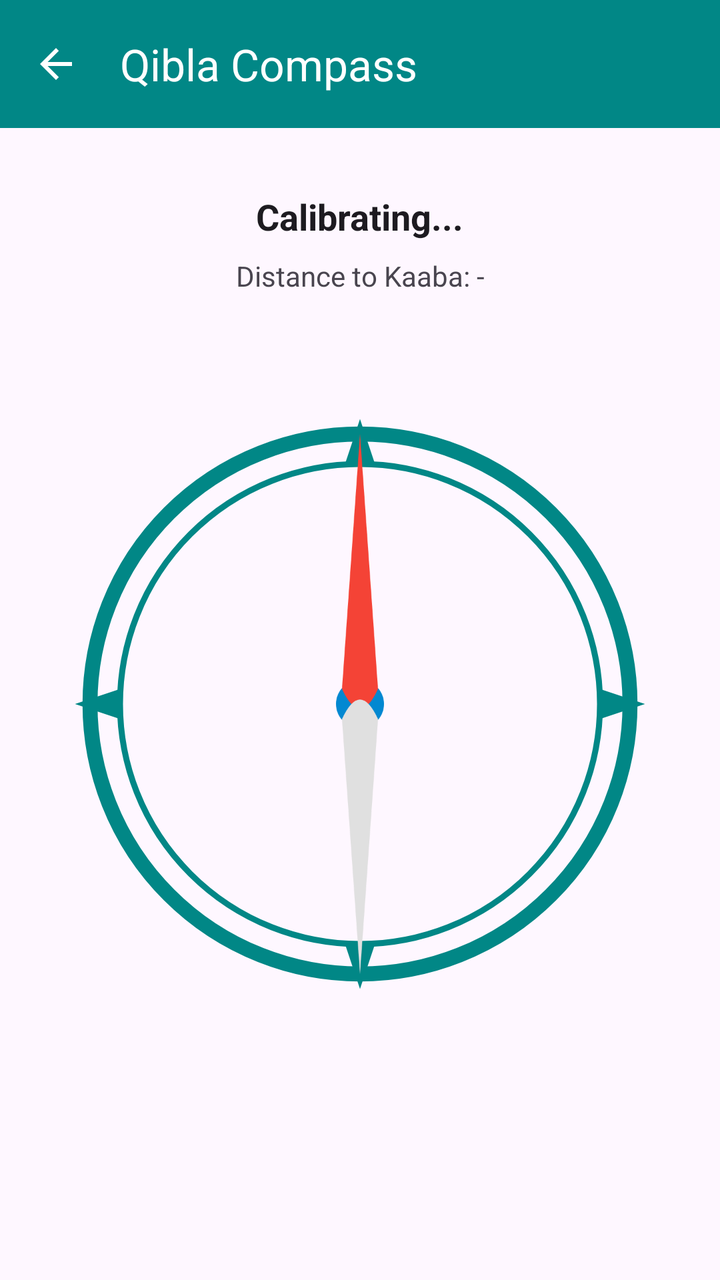
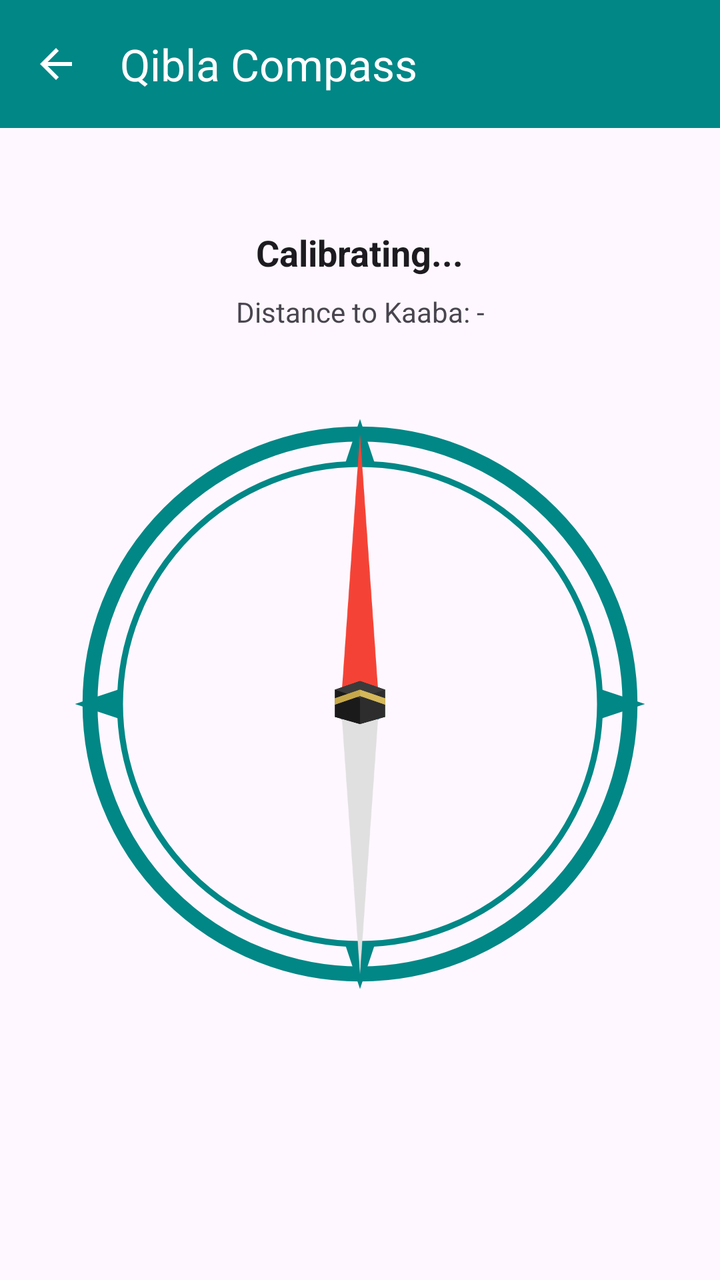

An Android layout rendered at two revisions. The XML below is the earlier revision; the diff shows what the commit changed to produce the second picture.
<!-- AndroidManifest.xml: activity theme Theme.MoslemApp -->
<!-- res/layout/activity_qibla.xml -->
<?xml version="1.0" encoding="utf-8"?>
<androidx.constraintlayout.widget.ConstraintLayout xmlns:android="http://schemas.android.com/apk/res/android"
    xmlns:app="http://schemas.android.com/apk/res-auto"
    xmlns:tools="http://schemas.android.com/tools"
    android:layout_width="match_parent"
    android:layout_height="match_parent"
    android:background="?attr/colorSurface"
    tools:context=".ui.activities.QiblaActivity">

    
    <com.google.android.material.appbar.AppBarLayout
        android:id="@+id/appBarLayout"
        android:layout_width="match_parent"
        android:layout_height="wrap_content"
        android:background="?attr/colorPrimary"
        app:layout_constraintTop_toTopOf="parent">

        <com.google.android.material.appbar.MaterialToolbar
            android:id="@+id/toolbar"
            android:layout_width="match_parent"
            android:layout_height="?attr/actionBarSize"
            app:title="Qibla Compass"
            app:titleTextColor="?attr/colorOnPrimary"
            app:navigationIcon="@drawable/ic_back"
            app:navigationIconTint="?attr/colorOnPrimary" />
    </com.google.android.material.appbar.AppBarLayout>

    <TextView
        android:id="@+id/tv_bearingInfo"
        android:layout_width="wrap_content"
        android:layout_height="wrap_content"
        android:layout_marginTop="32dp"
        android:text="Calibrating..."
        android:textSize="18sp"
        android:textStyle="bold"
        android:textColor="?attr/colorOnSurface"
        app:layout_constraintEnd_toEndOf="parent"
        app:layout_constraintStart_toStartOf="parent"
        app:layout_constraintTop_toBottomOf="@id/appBarLayout" />

    <TextView
        android:id="@+id/tv_distanceInfo"
        android:layout_width="wrap_content"
        android:layout_height="wrap_content"
        android:layout_marginTop="8dp"
        android:text="Distance to Kaaba: -"
        android:textSize="14sp"
        android:textColor="?attr/colorOnSurfaceVariant"
        app:layout_constraintEnd_toEndOf="parent"
        app:layout_constraintStart_toStartOf="parent"
        app:layout_constraintTop_toBottomOf="@id/tv_bearingInfo" />

    <androidx.constraintlayout.widget.ConstraintLayout
        android:layout_width="300dp"
        android:layout_height="300dp"
        app:layout_constraintBottom_toBottomOf="parent"
        app:layout_constraintEnd_toEndOf="parent"
        app:layout_constraintStart_toStartOf="parent"
        app:layout_constraintTop_toBottomOf="@id/appBarLayout">

        
        <ImageView
            android:id="@+id/iv_compass_dial"
            android:layout_width="match_parent"
            android:layout_height="match_parent"
            android:src="@drawable/ic_compass"
            android:tint="?attr/colorPrimary" />

        
        <ImageView
            android:id="@+id/iv_qibla_needle"
            android:layout_width="match_parent"
            android:layout_height="match_parent"
            android:src="@drawable/ic_qibla_needle" />

    </androidx.constraintlayout.widget.ConstraintLayout>

</androidx.constraintlayout.widget.ConstraintLayout>
<!-- resources referenced by this layout -->
<resources>
  <!-- drawable ic_back (drawable) -->
  <vector xmlns:android="http://schemas.android.com/apk/res/android"
      android:width="24dp"
      android:height="24dp"
      android:viewportWidth="24"
      android:viewportHeight="24"
      android:tint="?attr/colorControlNormal">
    <path
        android:fillColor="@android:color/white"
        android:pathData="M20,11H7.83l5.59,-5.59L12,4l-8,8 8,8 1.41,-1.41L7.83,13H20v-2z"/>
  </vector>
  <!-- drawable ic_compass (drawable) -->
  <vector xmlns:android="http://schemas.android.com/apk/res/android"
      android:width="200dp"
      android:height="200dp"
      android:viewportWidth="200"
      android:viewportHeight="200">
      <path
          android:fillColor="#00000000"
          android:pathData="M100,100m-90,0a90,90 0,1 1,180 0a90,90 0,1 1,-180 0"
          android:strokeWidth="5"
          android:strokeColor="#FFFFFF" />
      <path
          android:fillColor="#00000000"
          android:pathData="M100,100m-80,0a80,80 0,1 1,160 0a80,80 0,1 1,-160 0"
          android:strokeWidth="2"
          android:strokeColor="#DDDDDD" />
      <path
          android:fillColor="#FFFFFF"
          android:pathData="M100,5 L105,20 L95,20 Z" />
      <path
          android:fillColor="#FFFFFF"
          android:pathData="M195,100 L180,95 L180,105 Z" />
      <path
          android:fillColor="#FFFFFF"
          android:pathData="M100,195 L95,180 L105,180 Z" />
      <path
          android:fillColor="#FFFFFF"
          android:pathData="M5,100 L20,105 L20,95 Z" />
  </vector>
  <!-- drawable ic_qibla_needle (drawable) -->
  <vector xmlns:android="http://schemas.android.com/apk/res/android"
      android:width="48dp"
      android:height="200dp"
      android:viewportWidth="48"
      android:viewportHeight="200">
      
      <path
          android:fillColor="#0288D1"
          android:pathData="M24,100m-8,0a8,8 0,1 1,16 0a8,8 0,1 1,-16 0" />
      
      <path
          android:fillColor="#F44336"
          android:pathData="M24,10 L30,95 Q24,108 18,95 Z" />
      
      <path
          android:fillColor="#E0E0E0"
          android:pathData="M24,190 L18,105 Q24,92 30,105 Z" />
  </vector>
  <style name="Theme.MoslemApp" parent="Base.Theme.MoslemApp" />
  <style name="Base.Theme.MoslemApp" parent="Theme.Material3.DayNight.NoActionBar">
  
          <item name="colorPrimary">@color/teal_700</item>
          
          
          
          
          
          
          
          <item name="android:statusBarColor">?attr/colorPrimary</item>
          <item name="android:colorBackground">@android:color/white</item>
      </style>
  <color name="teal_700">#FF018786</color>
</resources>

<!-- the commit's change to res/layout/activity_qibla.xml (unified diff, before → after) -->
@@ -29,7 +29,7 @@
         android:id="@+id/tv_bearingInfo"
         android:layout_width="wrap_content"
         android:layout_height="wrap_content"
-        android:layout_marginTop="32dp"
+        android:layout_marginTop="50dp"
         android:text="Calibrating..."
         android:textSize="18sp"
         android:textStyle="bold"
@@ -73,6 +73,17 @@
             android:layout_height="match_parent"
             android:src="@drawable/ic_qibla_needle" />
 
+        
+        <ImageView
+            android:id="@+id/iv_kaaba_icon"
+            android:layout_width="36dp"
+            android:layout_height="36dp"
+            android:src="@drawable/ic_kaaba"
+            app:layout_constraintTop_toTopOf="parent"
+            app:layout_constraintBottom_toBottomOf="parent"
+            app:layout_constraintStart_toStartOf="parent"
+            app:layout_constraintEnd_toEndOf="parent" />
+
     </androidx.constraintlayout.widget.ConstraintLayout>
 
 </androidx.constraintlayout.widget.ConstraintLayout>
<!-- resource entries referenced after the edit -->
@@ -40,6 +40,44 @@
           android:fillColor="#FFFFFF"
           android:pathData="M5,100 L20,105 L20,95 Z" />
   </vector>
+  <!-- drawable ic_kaaba (drawable) -->
+  <vector xmlns:android="http://schemas.android.com/apk/res/android"
+      android:width="48dp"
+      android:height="48dp"
+      android:viewportWidth="100"
+      android:viewportHeight="100">
+  
+      
+  
+  
+  
+  
+      
+      <path
+          android:fillColor="#1A1A1A"
+          android:pathData="M15,30 L50,18 L50,78 L15,68 Z" />
+  
+      
+      <path
+          android:fillColor="#2D2D2D"
+          android:pathData="M50,18 L85,30 L85,68 L50,78 Z" />
+  
+      
+      <path
+          android:fillColor="#3A3A3A"
+          android:pathData="M15,30 L50,18 L85,30 L50,42 Z" />
+  
+      
+      <path
+          android:fillColor="#C6A84B"
+          android:pathData="M15,42 L50,30 L50,39 L15,51 Z" />
+  
+      
+      <path
+          android:fillColor="#D4B85A"
+          android:pathData="M50,30 L85,42 L85,51 L50,39 Z" />
+  
+  </vector>
   <!-- drawable ic_qibla_needle (drawable) -->
   <vector xmlns:android="http://schemas.android.com/apk/res/android"
       android:width="48dp"
